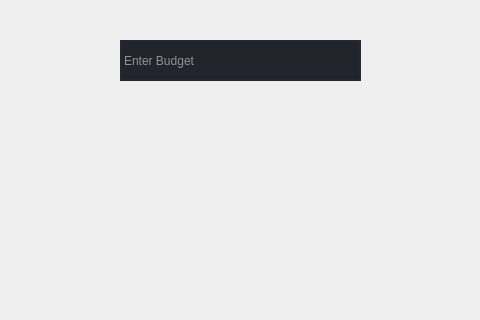
Above: mainwindow.ui from jpark918/ECE4574_LargeScaleProject before the change; both pictures show x 90 to 570 and y 0 to 320 of the 800 by 600 pixel window. Below: the same form after it.
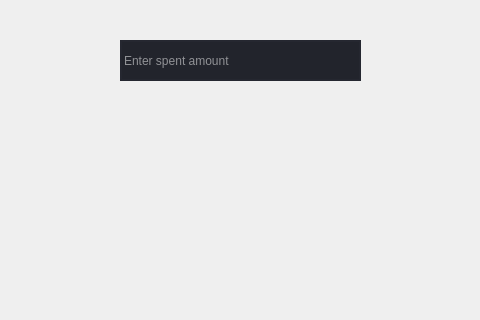
That is the form after the change.

Patch:
```diff
--- a/mainwindow.ui
+++ b/mainwindow.ui
@@ -54,7 +54,7 @@
      <string/>
     </property>
     <property name="placeholderText">
-     <string>Enter Budget</string>
+     <string>Enter spent amount</string>
     </property>
    </widget>
   </widget>
```
